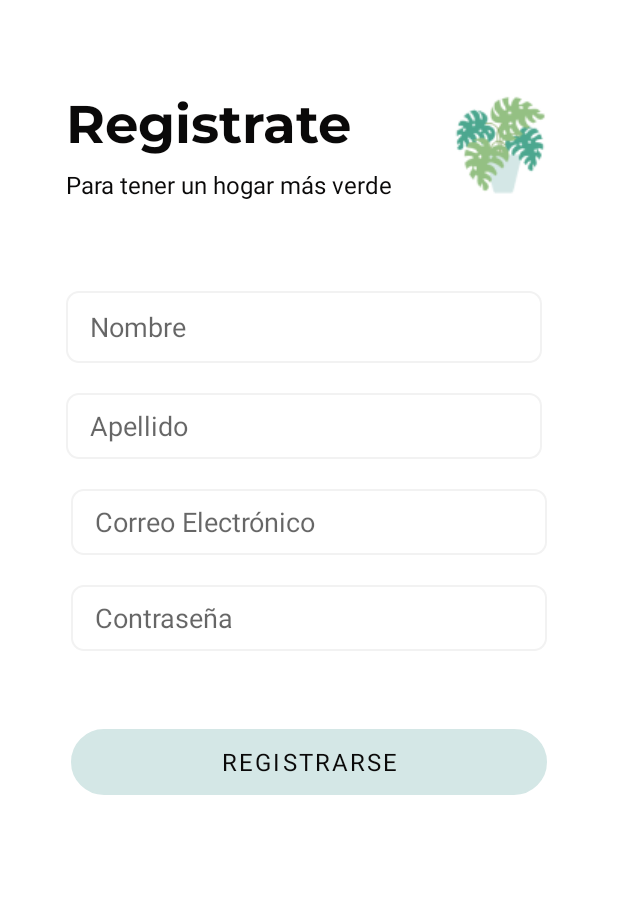
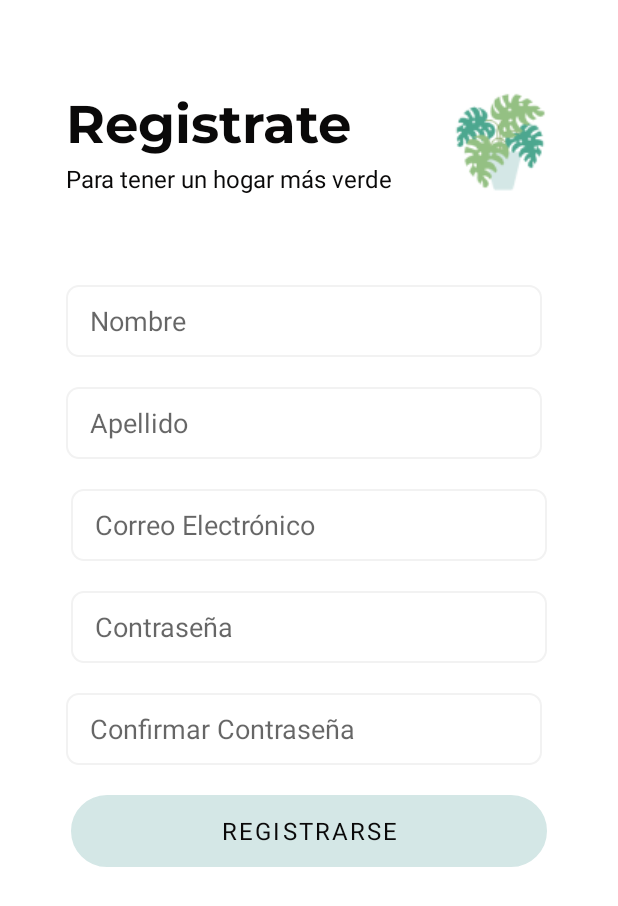
Before and after one commit to SaidAZG/ProyectoAndroid1, an Android app: the layout p3b_sign_up.xml on its own in the app's theme, with its tools: preview values and no code run, on a phone screen of 412 x 824 dp. Shown: the top 906 px of the screen. Run offline under Robolectric (Android 15) with nearby library versions, the phone set to English and light mode, and no system bars; Roboto replaces fonts that are not available here.

Commit message:
Interfaces v4

```diff
--- a/app/src/main/AndroidManifest.xml
+++ b/app/src/main/AndroidManifest.xml
@@ -18,7 +18,13 @@
             </intent-filter>
         </activity>
         <activity android:name=".ConsultarPlantas"></activity>
+        <activity android:name=".RegistrarUsuario">
+            <intent-filter>
+                <action android:name="android.intent.action.MAIN" />
 
+                <category android:name="android.intent.category.LAUNCHER" />
+            </intent-filter>
+        </activity>
         <meta-data
             android:name="preloaded_fonts"
             android:resource="@array/preloaded_fonts" />
--- /dev/null
+++ b/app/src/main/java/mx/ipn/escom/app_plantas_iswm/RegistrarUsuario.kt
@@ -0,0 +1,26 @@
+package mx.ipn.escom.app_plantas_iswm
+
+import android.os.Bundle
+import android.os.PersistableBundle
+import android.view.View
+import android.view.inputmethod.EditorInfo
+import android.widget.Toast
+import androidx.appcompat.app.AppCompatActivity
+import androidx.databinding.DataBindingUtil
+import mx.ipn.escom.app_plantas_iswm.databinding.P3bSignUpBinding
+
+class RegistrarUsuario : AppCompatActivity(), View.OnClickListener{
+    private val binding: P3bSignUpBinding by lazy{
+        DataBindingUtil.setContentView(this,R.layout.p3b_sign_up)
+    }
+
+    override fun onCreate(savedInstanceState: Bundle?) {
+        super.onCreate(savedInstanceState)
+        //Barra de navegacion superior
+        supportActionBar!!.setDisplayHomeAsUpEnabled(true)
+        setContentView(R.layout.p3b_sign_up)
+    }
+    override fun onClick(v: View?) {
+        Toast.makeText(this,"Registrarse",Toast.LENGTH_SHORT).show()
+    }
+}
--- a/app/src/main/res/layout/p3b_sign_up.xml
+++ b/app/src/main/res/layout/p3b_sign_up.xml
@@ -1,7 +1,9 @@
 <?xml version="1.0" encoding="utf-8"?>
-<androidx.constraintlayout.widget.ConstraintLayout xmlns:android="http://schemas.android.com/apk/res/android"
+<layout
+    xmlns:android="http://schemas.android.com/apk/res/android"
     xmlns:app="http://schemas.android.com/apk/res-auto"
-    xmlns:tools="http://schemas.android.com/tools"
+    xmlns:tools="http://schemas.android.com/tools">
+<androidx.constraintlayout.widget.ConstraintLayout
     android:layout_width="match_parent"
     android:layout_height="match_parent">
 
@@ -29,20 +31,20 @@
 
     <TextView
         android:id="@+id/textView"
+        style="@style/Headers"
         android:layout_width="wrap_content"
-        android:layout_height="wrap_content"
+        android:layout_height="48dp"
         android:layout_marginStart="44dp"
         android:layout_marginTop="60dp"
         android:text="Registrate"
-        style="@style/Headers"
+        android:textColor="@color/signIn"
         android:textSize="35sp"
-        android:textColor="@color/signIn"
         android:textStyle="bold"
         app:layout_constraintStart_toStartOf="parent"
         app:layout_constraintTop_toTopOf="parent" />
 
     <EditText
-        android:id="@+id/editTextTextPersonName"
+        android:id="@+id/userName"
         style="@style/TextInputs"
         android:layout_width="317dp"
         android:layout_height="48dp"
@@ -57,59 +59,75 @@
         app:layout_constraintTop_toBottomOf="@+id/textView5" />
 
     <EditText
-        android:id="@+id/editTextTextPassword2"
+        android:id="@+id/userPass"
+        style="@style/TextInputs"
         android:layout_width="317dp"
-        android:layout_height="44dp"
+        android:layout_height="48dp"
         android:layout_marginTop="20dp"
         android:background="@drawable/border_text"
         android:ems="10"
         android:hint="Contraseña"
-        style="@style/TextInputs"
         android:inputType="textPassword"
         app:layout_constraintEnd_toEndOf="parent"
         app:layout_constraintStart_toStartOf="parent"
-        app:layout_constraintTop_toBottomOf="@+id/editTextTextEmailAddress2" />
+        app:layout_constraintTop_toBottomOf="@+id/userMail" />
 
     <EditText
-        android:id="@+id/editTextTextEmailAddress2"
+        android:id="@+id/userPass2"
+        style="@style/TextInputs"
         android:layout_width="317dp"
-        android:layout_height="44dp"
+        android:layout_height="48dp"
+        android:layout_marginTop="20dp"
+        android:background="@drawable/border_text"
+        android:ems="10"
+        android:hint="Confirmar Contraseña"
+        android:inputType="textPassword"
+        app:layout_constraintEnd_toEndOf="parent"
+        app:layout_constraintHorizontal_bias="0.468"
+        app:layout_constraintStart_toStartOf="parent"
+        app:layout_constraintTop_toBottomOf="@+id/userPass" />
+
+    <EditText
+        android:id="@+id/userMail"
+        style="@style/TextInputs"
+        android:layout_width="317dp"
+        android:layout_height="48dp"
         android:layout_marginTop="20dp"
         android:background="@drawable/border_text"
         android:ems="10"
         android:hint="Correo Electrónico"
-        style="@style/TextInputs"
         android:inputType="textEmailAddress"
         app:layout_constraintEnd_toEndOf="parent"
         app:layout_constraintStart_toStartOf="parent"
-        app:layout_constraintTop_toBottomOf="@+id/editTextTextPersonName2" />
+        app:layout_constraintTop_toBottomOf="@+id/userLastName" />
 
     <EditText
-        android:id="@+id/editTextTextPersonName2"
+        android:id="@+id/userLastName"
+        style="@style/TextInputs"
         android:layout_width="317dp"
-        android:layout_height="44dp"
+        android:layout_height="48dp"
         android:layout_marginTop="20dp"
         android:background="@drawable/border_text"
         android:ems="10"
+        android:hint="Apellido"
         android:inputType="textPersonName"
-        android:hint="Apellido"
-        style="@style/TextInputs"
         app:layout_constraintEnd_toEndOf="parent"
         app:layout_constraintHorizontal_bias="0.468"
         app:layout_constraintStart_toStartOf="parent"
-        app:layout_constraintTop_toBottomOf="@+id/editTextTextPersonName" />
+        app:layout_constraintTop_toBottomOf="@+id/userName" />
 
     <Button
-        android:id="@+id/button"
+        android:id="@+id/registerButton"
+        style="@style/button"
         android:layout_width="317dp"
-        android:layout_height="44dp"
-        android:layout_marginTop="52dp"
+        android:layout_height="wrap_content"
+        android:layout_marginTop="20dp"
         android:background="@drawable/button_rounded"
+        android:onClick="onClick"
         android:text="Registrarse"
-        style="@style/button"
         app:layout_constraintEnd_toEndOf="parent"
-        app:layout_constraintHorizontal_bias="0.498"
         app:layout_constraintStart_toStartOf="parent"
-        app:layout_constraintTop_toBottomOf="@+id/editTextTextPassword2" />
+        app:layout_constraintTop_toBottomOf="@+id/userPass2" />
 
 </androidx.constraintlayout.widget.ConstraintLayout>
+</layout>
--- a/app/src/main/res/values/colors.xml
+++ b/app/src/main/res/values/colors.xml
@@ -5,7 +5,7 @@
 
     <color name="purple_200">#FFBB86FC</color>
     <color name="purple_500">#FF6200EE</color>
-    <color name="purple_700">#FF3700B3</color>
+    <color name="purple_700">#D4E7E6</color>
     <color name="teal_200">#FF03DAC5</color>
     <color name="teal_700">#FF018786</color>
     <color name="black">#FF000000</color>
```
